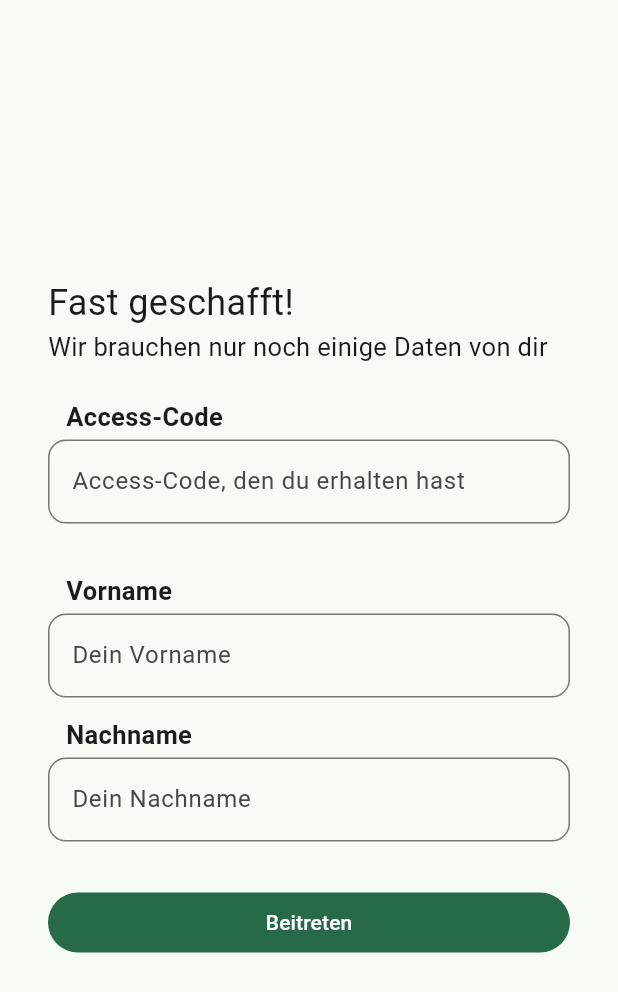
After one commit to flavianz/sonos_dialoger, a Flutter app: the AssignmentPage screen opened directly, after a tap on "Beitreten", on a phone screen of 412 x 824 dp. The commit adds this screen. Shown: the top 992 px of the screen. Run offline on Flutter 3.47's test engine with Material 3 defaults, Android fonts, the phone set to English and light mode, and no system bars; our stand-ins replace cloud_firestore, firebase_auth, firebase_core, flutter_riverpod, go_router; missing offline and left inert: firebase_ui_auth, firebase_ui_localizations, firebase_ui_oauth_google; accounts and stored records are empty.

Commit message:
add join screen

```diff
--- a/lib/main.dart
+++ b/lib/main.dart
@@ -9,6 +9,7 @@ import 'package:firebase_ui_oauth_google/firebase_ui_oauth_google.dart';
 import 'package:flutter/material.dart';
 import 'package:flutter/services.dart';
 import 'package:flutter_localizations/flutter_localizations.dart';
+import 'package:flutter_riverpod/flutter_riverpod.dart';
 import 'package:sonos_dialoger/router.dart';
 
 import 'firebase_options.dart';
@@ -30,7 +31,7 @@ Future<void> main() async {
     ),
   ]);
 
-  runApp(const MyApp());
+  runApp(ProviderScope(child: MyApp()));
 }
 
 class MyApp extends StatefulWidget {
--- /dev/null
+++ b/lib/pages/assignment_page.dart
@@ -0,0 +1,132 @@
+import 'package:cloud_firestore/cloud_firestore.dart';
+import 'package:flutter/material.dart';
+
+class AssignmentPage extends StatefulWidget {
+  const AssignmentPage({super.key});
+
+  @override
+  State<AssignmentPage> createState() => _AssignmentPageState();
+}
+
+class _AssignmentPageState extends State<AssignmentPage> {
+  bool isLoading = false;
+  String? error;
+
+  final passwordController = TextEditingController();
+  final firstNameController = TextEditingController();
+  final lastNameController = TextEditingController();
+
+  @override
+  Widget build(BuildContext context) {
+    return Scaffold(
+      body: Center(
+        child: Padding(
+          padding: EdgeInsets.all(32),
+          child: ConstrainedBox(
+            constraints: BoxConstraints(maxWidth: 500),
+            child: SingleChildScrollView(
+              child: Column(
+                crossAxisAlignment: CrossAxisAlignment.stretch,
+                mainAxisSize: MainAxisSize.min,
+                children: [
+                  Text("Fast geschafft!", style: TextStyle(fontSize: 24)),
+                  Text("Wir brauchen nur noch einige Daten von dir"),
+                  SizedBox(height: 20),
+                  Padding(
+                    padding: EdgeInsets.symmetric(horizontal: 12, vertical: 3),
+                    child: Text(
+                      "Access-Code",
+                      style: TextStyle(fontWeight: FontWeight.bold),
+                    ),
+                  ),
+                  TextField(
+                    controller: passwordController,
+                    autocorrect: false,
+                    obscureText: true,
+                    decoration: InputDecoration(
+                      hintText: "Access-Code, den du erhalten hast",
+                      border: OutlineInputBorder(
+                        borderRadius: BorderRadius.circular(12),
+                      ),
+                    ),
+                  ),
+                  SizedBox(height: 30),
+                  Padding(
+                    padding: EdgeInsets.symmetric(horizontal: 12, vertical: 3),
+                    child: Text(
+                      "Vorname",
+                      style: TextStyle(fontWeight: FontWeight.bold),
+                    ),
+                  ),
+                  TextField(
+                    controller: firstNameController,
+                    decoration: InputDecoration(
+                      hintText: "Dein Vorname",
+                      border: OutlineInputBorder(
+                        borderRadius: BorderRadius.circular(12),
+                      ),
+                    ),
+                  ),
+                  SizedBox(height: 10),
+                  Padding(
+                    padding: EdgeInsets.symmetric(horizontal: 12, vertical: 3),
+                    child: Text(
+                      "Nachname",
+                      style: TextStyle(fontWeight: FontWeight.bold),
+                    ),
+                  ),
+                  TextField(
+                    controller: lastNameController,
+                    decoration: InputDecoration(
+                      hintText: "Dein Nachname",
+                      border: OutlineInputBorder(
+                        borderRadius: BorderRadius.circular(12),
+                      ),
+                    ),
+                  ),
+                  SizedBox(height: 30),
+                  error == null
+                      ? SizedBox.shrink()
+                      : Text(error!, style: TextStyle(color: Colors.red)),
+                  error == null ? SizedBox.shrink() : SizedBox(height: 30),
+                  ConstrainedBox(
+                    constraints: BoxConstraints(minHeight: 40),
+                    child: FilledButton(
+                      onPressed: () async {
+                        setState(() {
+                          isLoading = true;
+                        });
+                        try {
+                          await FirebaseFirestore.instance
+                              .collection("users")
+                              .add({
+                                "access": passwordController.text,
+                                "first": firstNameController.text,
+                                "last": lastNameController.text,
+                              });
+                        } on FirebaseException catch (e) {
+                          if (e.code == "permission-denied") {
+                            error =
+                                "Dein Access-Code ist nicht gültig. Eventuell wurde er geändert";
+                          }
+                        } finally {
+                          setState(() {
+                            isLoading = false;
+                          });
+                        }
+                      },
+                      child:
+                          isLoading
+                              ? CircularProgressIndicator()
+                              : Text("Beitreten"),
+                    ),
+                  ),
+                ],
+              ),
+            ),
+          ),
+        ),
+      ),
+    );
+  }
+}
--- a/lib/router.dart
+++ b/lib/router.dart
@@ -1,8 +1,22 @@
 import 'package:firebase_ui_auth/firebase_ui_auth.dart';
+import 'package:flutter/cupertino.dart';
 import 'package:go_router/go_router.dart';
+
+import 'app.dart';
 
 final router = GoRouter(
   routes: [
+    ShellRoute(
+      builder: (context, state, child) {
+        return App(child: child);
+      },
+      routes: [
+        GoRoute(
+          path: '/',
+          builder: (context, state) => Center(child: Text("home")),
+        ),
+      ],
+    ),
     GoRoute(
       path: "/auth",
       builder: (context, state) {
```
Also changed, not shown: lib/app.dart (added, +250 -0 lines).
